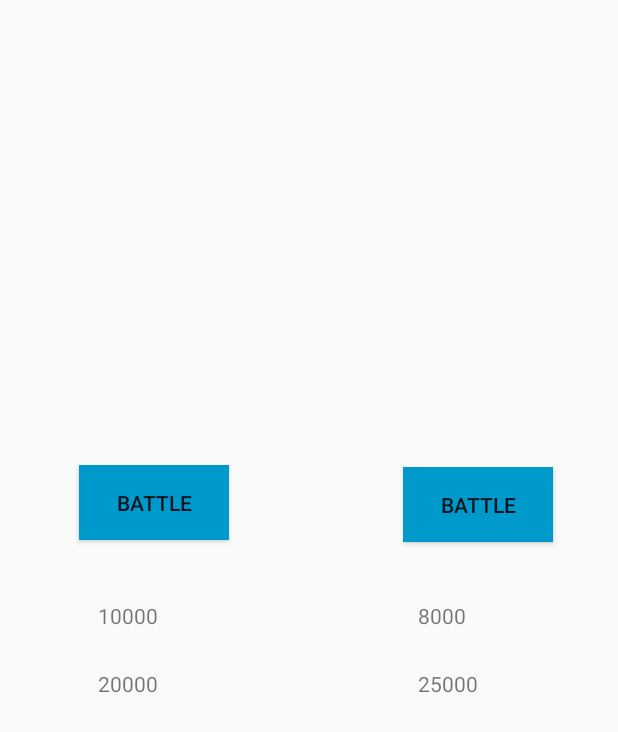
After one commit to JusTmaino/BarCodeBattler, an Android app: the layout battlefield.xml on its own in the app's theme, with its tools: preview values and no code run, on a phone screen of 412 x 824 dp. The commit adds this screen. Shown: the top 732 px of the screen. Run offline under Robolectric (Android 15) with nearby library versions, the phone set to English and light mode, and no system bars.

Commit message:
start Project

```diff
--- a/app/src/main/AndroidManifest.xml
+++ b/app/src/main/AndroidManifest.xml
@@ -17,11 +17,6 @@
             </intent-filter>
         </activity>
 
-        <activity
-            android:name=".YesNoActivity"
-            android:label="@string/app_name">
-        </activity>
-
     </application>
 
 </manifest>
--- /dev/null
+++ b/app/src/main/res/layout/battlefield.xml
@@ -0,0 +1,87 @@
+<?xml version="1.0" encoding="utf-8"?>
+<RelativeLayout xmlns:android="http://schemas.android.com/apk/res/android"
+    android:orientation="vertical" android:layout_width="match_parent"
+    android:layout_height="match_parent">
+
+    <ViewAnimator
+        android:id="@+id/player1"
+        android:layout_width="140dp"
+        android:layout_height="140dp"
+        android:layout_marginTop="100dp"
+        android:layout_marginStart="28dp"
+        android:layout_alignParentTop="true"
+        android:layout_alignParentStart="true">
+
+    </ViewAnimator>
+
+    <ViewAnimator
+        android:id="@+id/player2"
+        android:layout_width="140dp"
+        android:layout_height="140dp"
+        android:layout_marginEnd="21dp"
+        android:layout_alignTop="@+id/player1"
+        android:layout_alignParentEnd="true" />
+
+    <Button
+        android:id="@+id/battleBtn1"
+        android:layout_width="100dp"
+        android:layout_height="50dp"
+        android:layout_alignEnd="@+id/player1"
+        android:layout_below="@+id/player1"
+        android:layout_marginEnd="15dp"
+        android:layout_marginTop="70dp"
+        android:background="@android:color/holo_blue_dark"
+        android:text="Battle"
+        android:textAlignment="center" />
+
+    <Button
+        android:id="@+id/battleBtn2"
+        android:layout_width="100dp"
+        android:layout_height="50dp"
+        android:layout_alignBaseline="@+id/battleBtn1"
+        android:layout_alignBottom="@+id/battleBtn1"
+        android:layout_alignStart="@+id/player2"
+        android:layout_marginStart="18dp"
+        android:background="@android:color/holo_blue_dark"
+        android:text="Battle"
+        android:textAlignment="center" />
+
+    <TextView
+        android:id="@+id/attackStat1"
+        android:layout_width="70dp"
+        android:layout_height="20dp"
+        android:layout_alignBaseline="@+id/attackStat2"
+        android:layout_alignBottom="@+id/attackStat2"
+        android:layout_alignEnd="@+id/battleBtn1"
+        android:layout_marginEnd="17dp"
+        android:text="10000" />
+
+    <TextView
+        android:id="@+id/attackStat2"
+        android:layout_width="70dp"
+        android:layout_height="20dp"
+        android:layout_alignEnd="@+id/battleBtn2"
+        android:layout_below="@+id/battleBtn2"
+        android:layout_marginEnd="20dp"
+        android:layout_marginTop="39dp"
+        android:text="8000" />
+
+    <TextView
+        android:id="@+id/defenseStat1"
+        android:layout_width="70dp"
+        android:layout_height="20dp"
+        android:layout_alignStart="@+id/attackStat1"
+        android:layout_below="@+id/attackStat1"
+        android:layout_marginTop="25dp"
+        android:text="20000" />
+
+    <TextView
+        android:id="@+id/defenseStat2"
+        android:layout_width="70dp"
+        android:layout_height="20dp"
+        android:layout_alignBaseline="@+id/defenseStat1"
+        android:layout_alignBottom="@+id/defenseStat1"
+        android:layout_alignStart="@+id/attackStat2"
+        android:text="25000" />
+
+</RelativeLayout>
```
Also changed, not shown: app/src/main/java/com/example/justmaino/barcodebattler/MainActivity.java (+4 -15 lines), app/src/main/java/com/example/justmaino/barcodebattler/YesNoActivity.java (deleted, +0 -44 lines), app/src/main/res/layout/activity_main.xml (+5 -5 lines), app/src/main/res/layout/yes_no.xml (deleted, +0 -38 lines).
